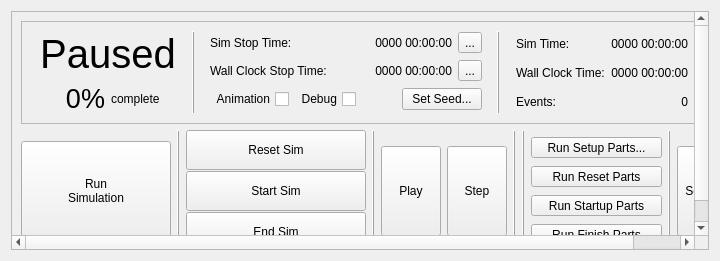
Before: the Qt Designer form origame/gui/sim/main/ui_files/main_sim_control_status.ui in DND-DRDC-RDDC/OS_ORIGAME, drawn with Qt 5.
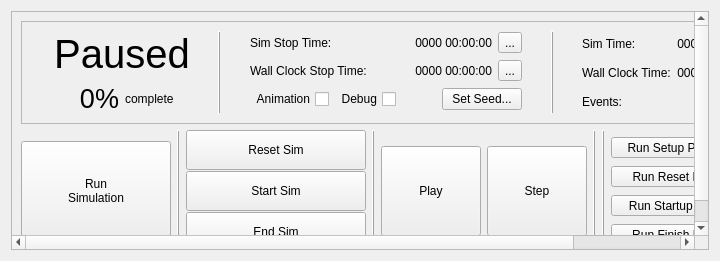
After: the same form once the commit is applied. Icons and pictures are not drawn.

Commit message: fix buttons size to display text correctly

What changed in the file:
```diff
--- a/origame/gui/sim/main/ui_files/main_sim_control_status.ui
+++ b/origame/gui/sim/main/ui_files/main_sim_control_status.ui
@@ -597,13 +597,13 @@
           <widget class="QToolButton" name="play_pause_sim_toolbutton">
            <property name="minimumSize">
             <size>
-             <width>60</width>
+             <width>100</width>
              <height>90</height>
             </size>
            </property>
            <property name="maximumSize">
             <size>
-             <width>60</width>
+             <width>100</width>
              <height>90</height>
             </size>
            </property>
@@ -629,13 +629,13 @@
           <widget class="QToolButton" name="step_sim_toolbutton">
            <property name="minimumSize">
             <size>
-             <width>60</width>
+             <width>100</width>
              <height>90</height>
             </size>
            </property>
            <property name="maximumSize">
             <size>
-             <width>60</width>
+             <width>100</width>
              <height>90</height>
             </size>
            </property>
```
The commit also changes 1 other file.
